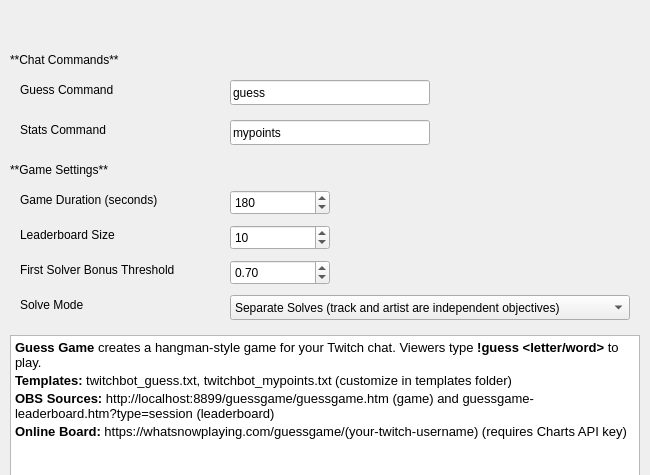
whatsnowplaying/whats-now-playing, file nowplaying/resources/ui/guessgame_1_basic.ui: the form before one commit.
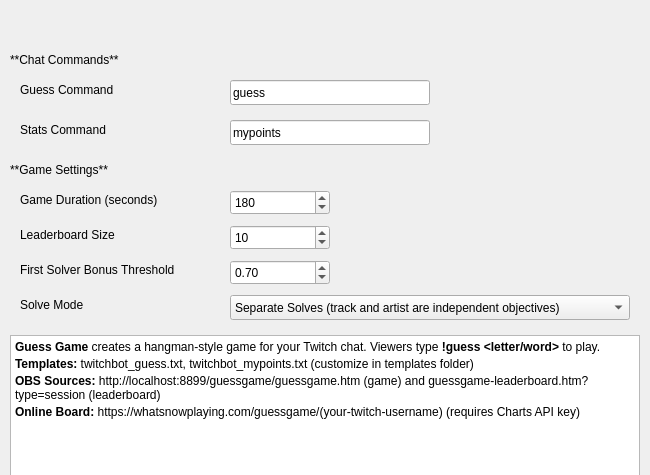
The form after the commit.

Commit message:
Fix Windows font scaling, hide unimplemented Kick commands, docs
* Remove hardcoded macOS font families and absolute pt sizes from
  all settings UI panels; Qt now inherits system font correctly on
  all platforms
* Fix About page title to use widget font property instead of
  inline HTML font-size
* Hide unimplemented command/permissions widgets in Kick Chat UI
* Add kickbot-settings.png and kickbot-chat.png to docs
* Update CHANGELOG: security fixes, SSL CA store, reliability
  improvements, arrow overlay, font scaling, Serato3 null-byte fix
* Remove basedpyright from requirements-dev.txt

```diff
--- a/nowplaying/resources/ui/guessgame_1_basic.ui
+++ b/nowplaying/resources/ui/guessgame_1_basic.ui
@@ -287,7 +287,7 @@
    </property>
    <property name="html">
     <string>&lt;!DOCTYPE HTML PUBLIC &quot;-//W3C//DTD HTML 4.0//EN&quot; &quot;http://www.w3.org/TR/REC-html40/strict.dtd&quot;&gt;
-&lt;html&gt;&lt;head&gt;&lt;style type=&quot;text/css&quot;&gt;p { margin: 3px 0; }&lt;/style&gt;&lt;/head&gt;&lt;body style=&quot;font-size: 10pt;&quot;&gt;
+&lt;html&gt;&lt;head&gt;&lt;style type=&quot;text/css&quot;&gt;p { margin: 3px 0; }&lt;/style&gt;&lt;/head&gt;&lt;body&gt;
 &lt;p&gt;&lt;b&gt;Guess Game&lt;/b&gt; creates a hangman-style game for your Twitch chat. Viewers type &lt;b&gt;!guess &amp;lt;letter/word&amp;gt;&lt;/b&gt; to play.&lt;/p&gt;
 &lt;p&gt;&lt;b&gt;Templates:&lt;/b&gt; twitchbot_guess.txt, twitchbot_mypoints.txt (customize in templates folder)&lt;/p&gt;
 &lt;p&gt;&lt;b&gt;OBS Sources:&lt;/b&gt; http://localhost:8899/guessgame/guessgame.htm (game) and guessgame-leaderboard.htm?type=session (leaderboard)&lt;/p&gt;
```
The commit also changes 26 other files.
